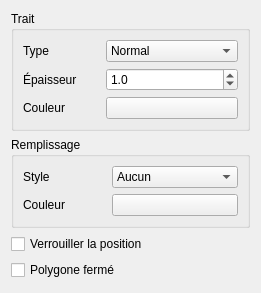
Qt form sources/ui/shapegraphicsitempropertieswidget.ui (qelectrotech/qelectrotech-source-mirror) before a commit.
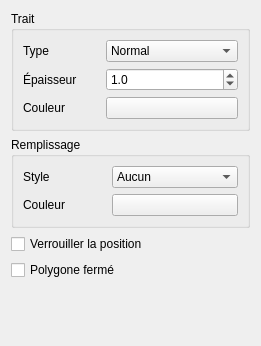
The same form after that commit.

Commit message: Basic shape add new CustomDashLine style with Dash Pattern (<< 10 << 10 );

What changed in the file:
```diff
--- a/sources/ui/shapegraphicsitempropertieswidget.ui
+++ b/sources/ui/shapegraphicsitempropertieswidget.ui
@@ -7,7 +7,7 @@
     <x>0</x>
     <y>0</y>
     <width>261</width>
-    <height>293</height>
+    <height>346</height>
    </rect>
   </property>
   <property name="windowTitle">
```
Left out of the diff: 5 changed lines with no effect on the pictures. The commit also changes 2 other files.
